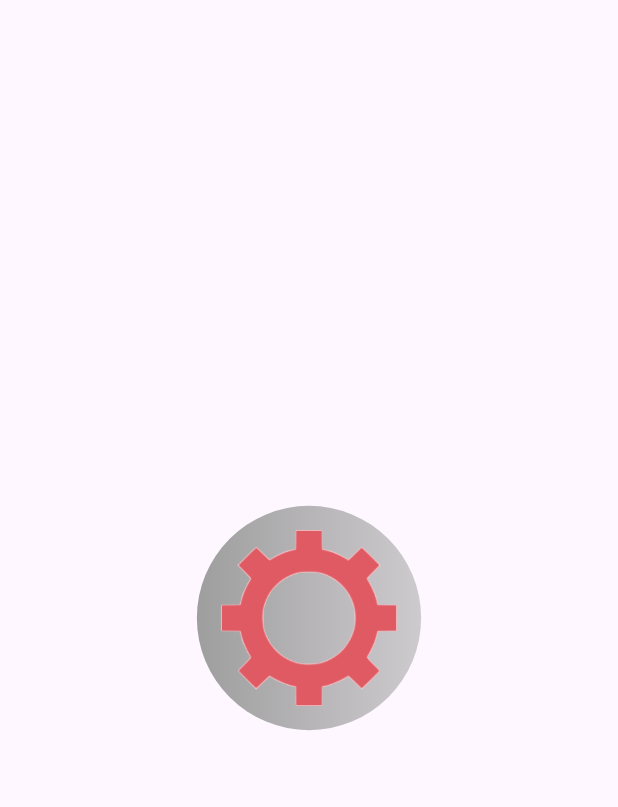
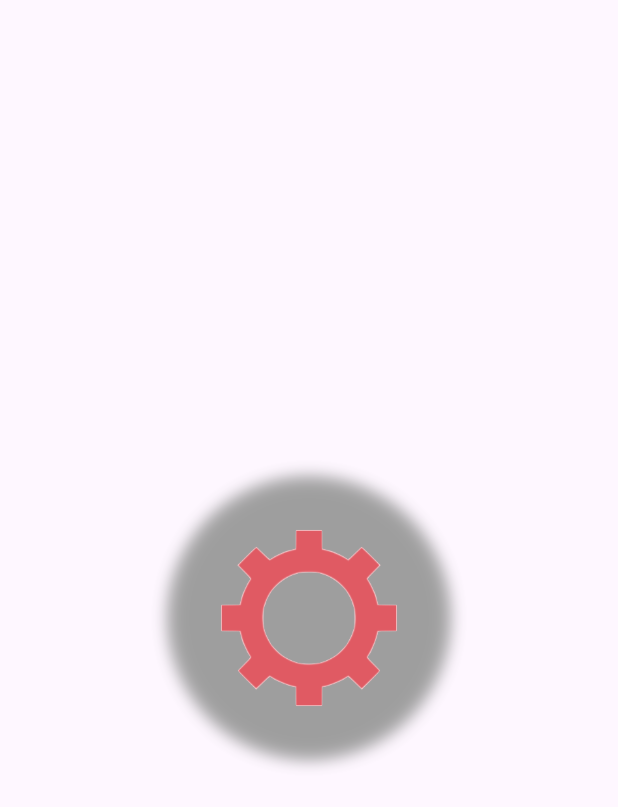
Before and after one commit to do5-5anto5/Faturei, a Flutter app: the SplashScreen screen opened by its route, on a phone screen of 412 x 824 dp. Shown: the top 807 px of the screen. Run offline on Flutter 3.47's test engine with Material 3 defaults, Android fonts, the phone set to English and light mode, and no system bars; our stand-ins replace get.

Commit message:
adjust AnimatedSplashLogo

```diff
--- a/lib/widgets/animated_logo.dart
+++ b/lib/widgets/animated_logo.dart
@@ -37,7 +37,8 @@ class _AnimatedSplashLogoState extends State<AnimatedSplashLogo>
     });
 
     _animation = Tween<double>(begin: 50.0, end: 150.0).animate(
-        CurvedAnimation(parent: _animationController!, curve: Curves.easeInOut));
+      CurvedAnimation(parent: _animationController!, curve: Curves.easeInOut),
+    );
   }
 
   @override
@@ -53,10 +54,7 @@ class _AnimatedSplashLogoState extends State<AnimatedSplashLogo>
             height: _animation!.value,
             decoration: BoxDecoration(
               gradient: LinearGradient(
-                  colors: [
-                    Colors.grey,
-                    Colors.grey.withValues(alpha: 0.5),
-                  ],
+                colors: [Colors.grey, Colors.grey.withValues(alpha: 0.05)],
                 begin: Alignment.centerLeft,
                 end: Alignment.centerRight,
               ),
@@ -66,11 +64,26 @@ class _AnimatedSplashLogoState extends State<AnimatedSplashLogo>
                 color: Colors.transparent,
                 width: 4,
               ),
-                boxShadow: [],
+              boxShadow:
+                  !hasBlur
+                      ? [
+                        BoxShadow(
+                          color: Colors.grey,
+                          spreadRadius: 18,
+                          blurRadius: 9,
+                        ),
+                        BoxShadow(
+                          color: Colors.grey.withValues(alpha: 0.5),
+                          spreadRadius: 18,
+                          blurRadius: 9,
+                        ),
+                      ]
+                      : [],
             ),
             child: child,
           );
-          }),
+        },
+      ),
     );
   }
 }
```
Lines whose indentation alone changed are shown as unchanged.
